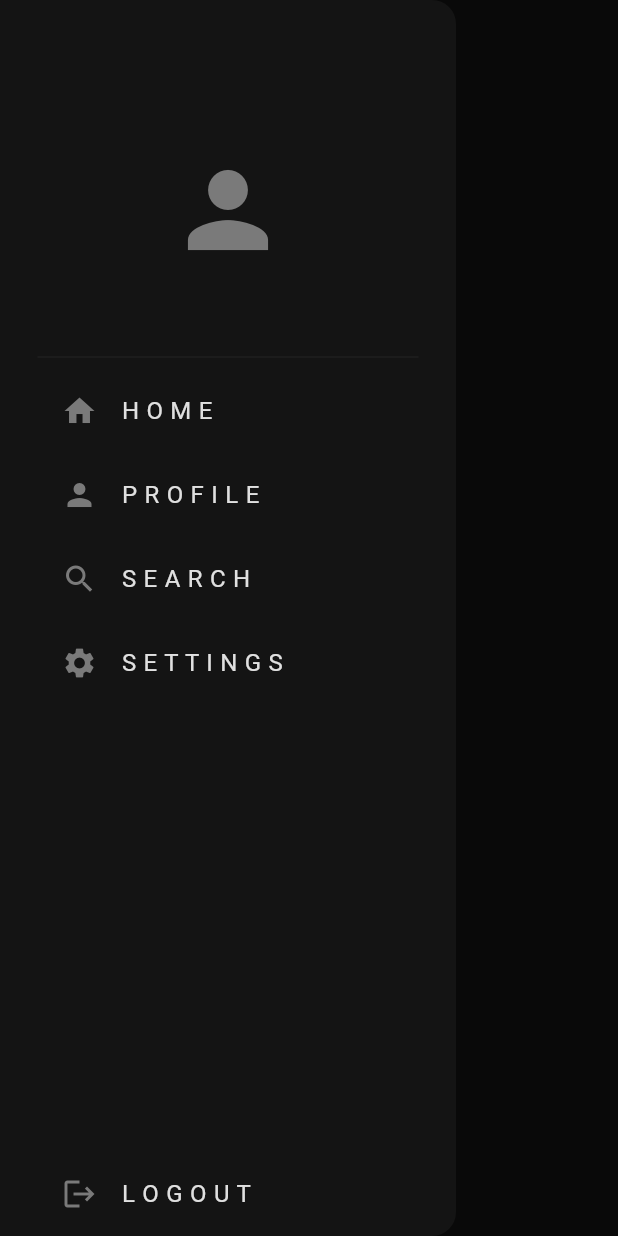
After one commit to sudouserx/social_media_app, a Flutter app: the HomePage screen opened directly, with the side drawer open, on a phone screen of 412 x 824 dp. The commit adds this screen. Run offline on Flutter 3.47's test engine with Material 3 defaults, Android fonts, the phone set to English and light mode, and no system bars; our stand-ins replace cloud_firestore, firebase_auth, firebase_core, flutter_bloc, lottie; accounts and stored records are empty.

Commit message:
firestore setup , user doc creation, drawer ui, register issue fix

```diff
--- a/lib/features/auth/presentation/cubits/auth_cubit.dart
+++ b/lib/features/auth/presentation/cubits/auth_cubit.dart
@@ -54,7 +54,7 @@ class AuthCubit extends Cubit<AuthState> {
 
       // signin
       final AppUser? user =
-          await authRepo.registerWithEmailPassword(email, password, name);
+          await authRepo.registerWithEmailPassword(name, email, password);
 
       if (user != null) {
         _currentUser = user;
--- a/lib/features/auth/presentation/pages/register_page.dart
+++ b/lib/features/auth/presentation/pages/register_page.dart
@@ -61,7 +61,8 @@ class _RegisterPageState extends State<RegisterPage> {
   Widget build(BuildContext context) {
     return Scaffold(
       backgroundColor: Theme.of(context).colorScheme.surface,
-      body: Center(
+      body: SingleChildScrollView(
+        child: Center(
           child: Column(
             mainAxisAlignment: MainAxisAlignment.center,
             children: [
@@ -154,6 +155,7 @@ class _RegisterPageState extends State<RegisterPage> {
             ],
           ),
         ),
+      ),
     );
   }
 }
--- /dev/null
+++ b/lib/features/home/presentation/components/my_drawer.dart
@@ -0,0 +1,96 @@
+import 'package:flutter/material.dart';
+import 'package:flutter_bloc/flutter_bloc.dart';
+import 'package:social_media_app/features/auth/presentation/cubits/auth_cubit.dart';
+import 'package:social_media_app/features/home/presentation/components/my_drawer_tile.dart';
+import 'package:social_media_app/features/profile/presentation/pages/profile_page.dart';
+
+class MyDrawer extends StatefulWidget {
+  const MyDrawer({super.key});
+
+  @override
+  State<MyDrawer> createState() => _MyDrawerState();
+}
+
+class _MyDrawerState extends State<MyDrawer> {
+  void logout() {
+    final AuthCubit authCubit = context.read<AuthCubit>();
+    authCubit.logout();
+  }
+
+  @override
+  Widget build(BuildContext context) {
+    return Drawer(
+      backgroundColor: Theme.of(context).colorScheme.surface,
+      child: SafeArea(
+        child: Padding(
+          padding: const EdgeInsets.symmetric(horizontal: 25.0),
+          child: Column(
+            children: [
+              const SizedBox(
+                height: 50,
+              ),
+
+              // logo
+              Padding(
+                padding: const EdgeInsets.symmetric(vertical: 50.0),
+                child: Icon(
+                  Icons.person,
+                  size: 80,
+                  color: Theme.of(context).colorScheme.primary,
+                ),
+              ),
+
+              Divider(
+                color: Theme.of(context).colorScheme.secondary,
+              ),
+
+              // home tile
+              MyDrawerTile(
+                title: 'H O M E',
+                icon: Icons.home,
+                onTap: () => Navigator.of(context).pop(),
+              ),
+
+              // profile tile
+              MyDrawerTile(
+                title: 'P R O F I L E',
+                icon: Icons.person,
+                onTap: () {
+                  Navigator.of(context).pop();
+                  Navigator.push(
+                      context,
+                      MaterialPageRoute(
+                        builder: (context) => ProfilePage(),
+                      ));
+                },
+              ),
+
+              // search tile
+              MyDrawerTile(
+                title: 'S E A R C H',
+                icon: Icons.search,
+                onTap: () {},
+              ),
+
+              // settings tile
+              MyDrawerTile(
+                title: 'S E T T I N G S',
+                icon: Icons.settings,
+                onTap: () {},
+              ),
+
+              const Spacer(),
+
+              // logout tile
+              MyDrawerTile(
+                title: 'L O G O U T',
+                icon: Icons.logout,
+                onTap: logout,
+              ),
+            ],
+          ),
+        ),
+      ),
+    );
+  }
+}
--- /dev/null
+++ b/lib/features/home/presentation/components/my_drawer_tile.dart
@@ -0,0 +1,28 @@
+import 'package:flutter/material.dart';
+
+class MyDrawerTile extends StatelessWidget {
+  final String title;
+  final IconData icon;
+  void Function()? onTap;
+
+  MyDrawerTile(
+      {super.key,
+      required this.title,
+      required this.icon,
+      required this.onTap});
+
+  @override
+  Widget build(BuildContext context) {
+    return ListTile(
+      onTap: onTap,
+      leading: Icon(
+        icon,
+        color: Theme.of(context).colorScheme.primary,
+      ),
+      title: Text(
+        title,
+        style: TextStyle(color: Theme.of(context).colorScheme.inversePrimary),
+      ),
+    );
+  }
+}
--- a/lib/features/post/presentation/pages/home_page.dart
+++ b/lib/features/home/presentation/pages/home_page.dart
@@ -1,6 +1,5 @@
 import 'package:flutter/material.dart';
-import 'package:flutter_bloc/flutter_bloc.dart';
-import 'package:social_media_app/features/auth/presentation/cubits/auth_cubit.dart';
+import 'package:social_media_app/features/home/presentation/components/my_drawer.dart';
 
 class HomePage extends StatefulWidget {
   const HomePage({super.key});
@@ -10,18 +9,13 @@ class HomePage extends StatefulWidget {
 }
 
 class _HomePageState extends State<HomePage> {
-  void logout() {
-    final AuthCubit authCubit = context.read<AuthCubit>();
-    authCubit.logout();
-  }
-
   @override
   Widget build(BuildContext context) {
     return Scaffold(
       appBar: AppBar(
         title: Text('Home'),
-        actions: [IconButton(onPressed: logout, icon: Icon(Icons.logout))],
       ),
+      drawer: MyDrawer(),
     );
   }
 }
--- a/lib/main.dart
+++ b/lib/main.dart
@@ -1,7 +1,7 @@
 import 'package:firebase_core/firebase_core.dart';
 import 'package:flutter/material.dart';
 import 'package:social_media_app/app.dart';
-import 'package:social_media_app/firebase_options.dart';
+import 'package:social_media_app/config/firebase_options.dart';
 
 void main() async {
   WidgetsFlutterBinding.ensureInitialized();
--- a/pubspec.yaml
+++ b/pubspec.yaml
@@ -38,6 +38,7 @@ dependencies:
   firebase_auth: ^5.3.4
   flutter_bloc: ^8.1.6
   lottie:
+  cloud_firestore: ^5.6.1
 
 dev_dependencies:
   flutter_test:
```
Also changed, not shown: lib/app.dart (+5 -5 lines), lib/features/auth/data/firebase_auth_repo.dart (+32 -9 lines), lib/features/profile/presentation/pages/profile_page.dart (added, +19 -0 lines), lib/config/firebase_options.dart (renamed from lib/firebase_options.dart), pubspec.lock, 3 other files. Lines whose indentation alone changed are shown as unchanged.
